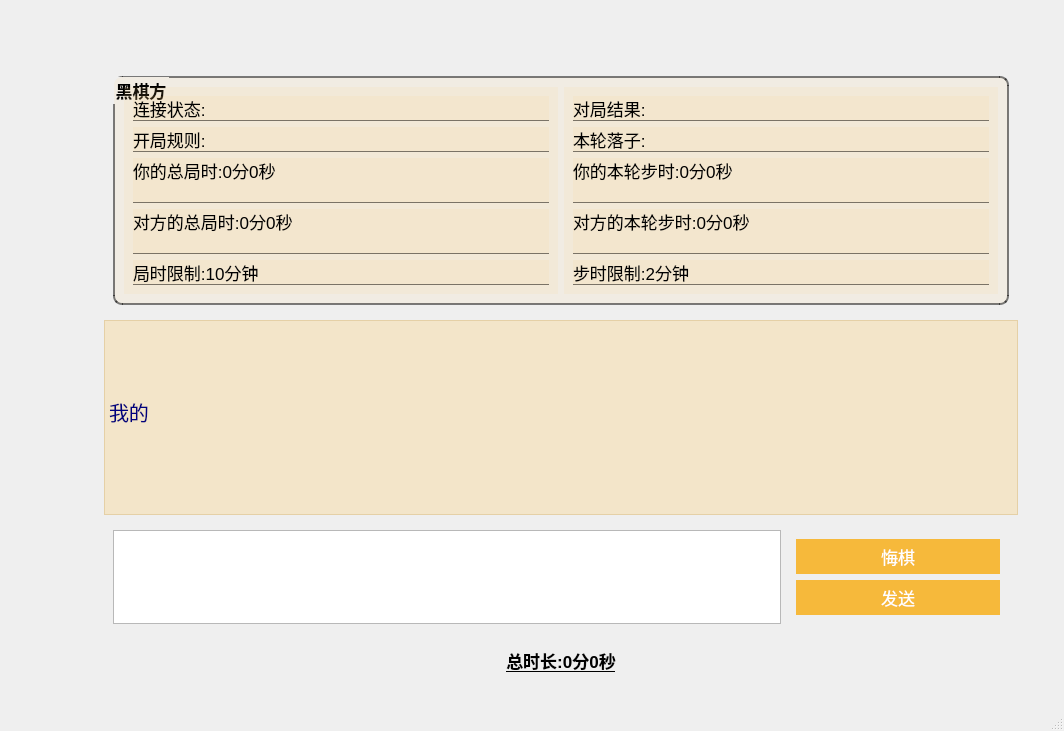
lgb666666661/Gobang, file chessboard_remote_pvp.ui: the form before one commit.
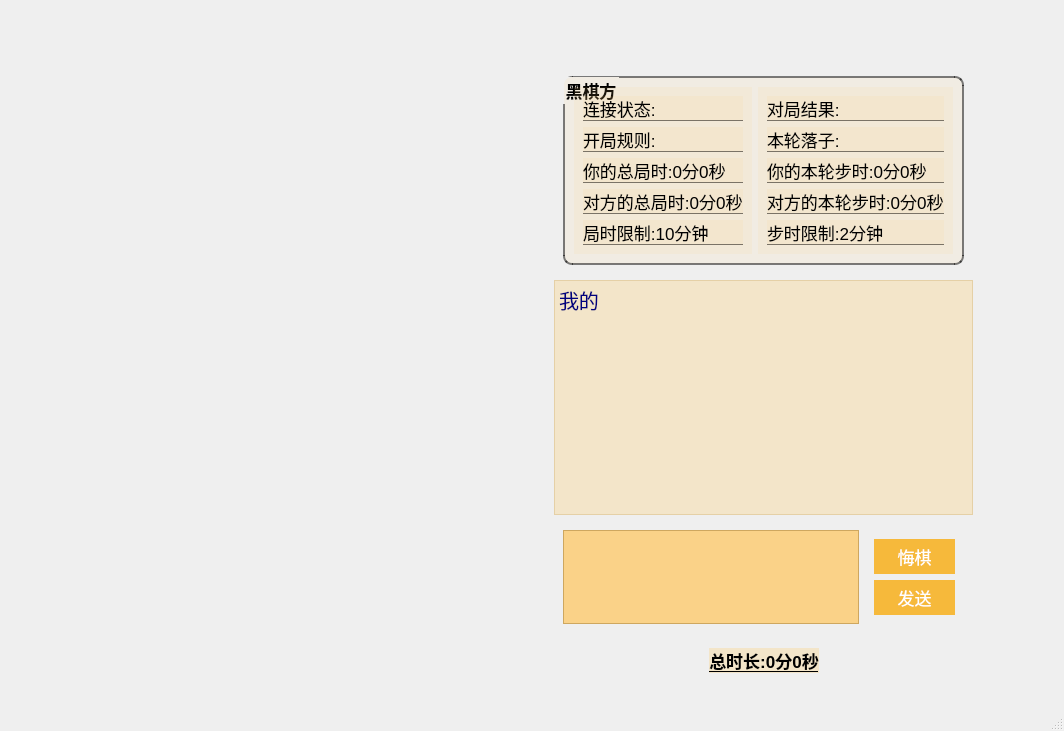
The form after the commit.

Commit message: 修复远程窗口ui错误的问题

```diff
--- a/chessboard_remote_pvp.ui
+++ b/chessboard_remote_pvp.ui
@@ -173,8 +173,7 @@
                                                                                         </font>
                                                                                     </property>
                                                                                     <property name="text">
-                                                                                        <string>你的总局时:0分0秒
-                                                                                        </string>
+                      <string>你的总局时:0分0秒</string>
                                                                                     </property>
                                                                                 </widget>
                                                                             </item>
@@ -188,8 +187,7 @@
                                                                                         </font>
                                                                                     </property>
                                                                                     <property name="text">
-                                                                                        <string>对方的总局时:0分0秒
-                                                                                        </string>
+                      <string>对方的总局时:0分0秒</string>
                                                                                     </property>
                                                                                 </widget>
                                                                             </item>
@@ -258,8 +256,7 @@
                                                                                         </font>
                                                                                     </property>
                                                                                     <property name="text">
-                                                                                        <string>你的本轮步时:0分0秒
-                                                                                        </string>
+                      <string>你的本轮步时:0分0秒</string>
                                                                                     </property>
                                                                                 </widget>
                                                                             </item>
@@ -273,8 +270,7 @@
                                                                                         </font>
                                                                                     </property>
                                                                                     <property name="text">
-                                                                                        <string>对方的本轮步时:0分0秒
-                                                                                        </string>
+                      <string>对方的本轮步时:0分0秒</string>
                                                                                     </property>
                                                                                 </widget>
                                                                             </item>
@@ -428,24 +424,11 @@
                                                     </string>
                                                 </property>
                                                 <property name="html">
-                                                    <string>&lt;!DOCTYPE HTML PUBLIC &quot;-//W3C//DTD HTML 4.0//EN&quot;
-                                                        &quot;http://www.w3.org/TR/REC-html40/strict.dtd&quot;&gt;
-                                                        &lt;html&gt;&lt;head&gt;&lt;meta name=&quot;qrichtext&quot;
-                                                        content=&quot;1&quot; /&gt;&lt;meta charset=&quot;utf-8&quot; /&gt;&lt;style
-                                                        type=&quot;text/css&quot;&gt;
-                                                        p, li { white-space: pre-wrap; }
-                                                        &lt;/style&gt;&lt;/head&gt;&lt;body style=&quot;
-                                                        font-family:'Microsoft YaHei UI'; font-size:20px;
-                                                        font-weight:400; font-style:normal;&quot;&gt;
-                                                        &lt;p style=&quot; margin-top:0px; margin-bottom:0px;
-                                                        margin-left:0px; margin-right:0px; -qt-block-indent:0;
-                                                        text-indent:0px;&quot;&gt;&lt;span style=&quot; font-size:20px;&quot;&gt;
-                                                        &lt;/span&gt;&lt;/p&gt;
-                                                        &lt;p style=&quot; margin-top:0px; margin-bottom:0px;
-                                                        margin-left:0px; margin-right:0px; -qt-block-indent:0;
-                                                        text-indent:0px;&quot;&gt;&lt;span style=&quot; font-size:20px;&quot;&gt;我的&lt;/span&gt;
-                                                        &lt;/p&gt;&lt;/body&gt;&lt;/html&gt;
-                                                    </string>
+             <string>&lt;!DOCTYPE HTML PUBLIC &quot;-//W3C//DTD HTML 4.0//EN&quot; &quot;http://www.w3.org/TR/REC-html40/strict.dtd&quot;&gt;
+&lt;html&gt;&lt;head&gt;&lt;meta name=&quot;qrichtext&quot; content=&quot;1&quot; /&gt;&lt;meta charset=&quot;utf-8&quot; /&gt;&lt;style type=&quot;text/css&quot;&gt;
+p, li { white-space: pre-wrap; }
+&lt;/style&gt;&lt;/head&gt;&lt;body style=&quot; font-family:'Microsoft YaHei UI'; font-size:20px; font-weight:400; font-style:normal;&quot;&gt;
+&lt;p style=&quot; margin-top:0px; margin-bottom:0px; margin-left:0px; margin-right:0px; -qt-block-indent:0; text-indent:0px;&quot;&gt;&lt;span style=&quot; font-size:20px;&quot;&gt;我的&lt;/span&gt;&lt;/p&gt;&lt;/body&gt;&lt;/html&gt;</string>
                                                 </property>
                                             </widget>
                                         </item>
@@ -455,12 +438,10 @@
                                                     <item>
                                                         <widget class="QTextEdit" name="textEdit">
                                                             <property name="styleSheet">
-                                                                <string notr="true">background-color:rgba(253, 203, 110,
-                                                                    0.8);
-                                                                    font-size:20px;
-                                                                    font-color:#00FF00;
-                                                                    text-align: center;
-                                                                </string>
+                <string notr="true">background-color:rgba(253, 203, 110, 0.8);
+font-size:20px;
+font-color:#00FF00;
+text-align: center;</string>
                                                             </property>
                                                         </widget>
                                                     </item>
@@ -513,9 +494,7 @@
                                                                 </font>
                                                             </property>
                                                             <property name="styleSheet">
-                                                                <string notr="true">background-color: rgba(253, 203,110,
-                                                                    0.3);
-                                                                </string>
+                <string notr="true">background-color: rgba(253, 203, 110, 0.3)</string>
                                                             </property>
                                                             <property name="text">
                                                                 <string>总时长:0分0秒</string>
```
Left out of the diff: 104 changed lines with no effect on the pictures. Lines whose indentation alone changed are shown as unchanged.
